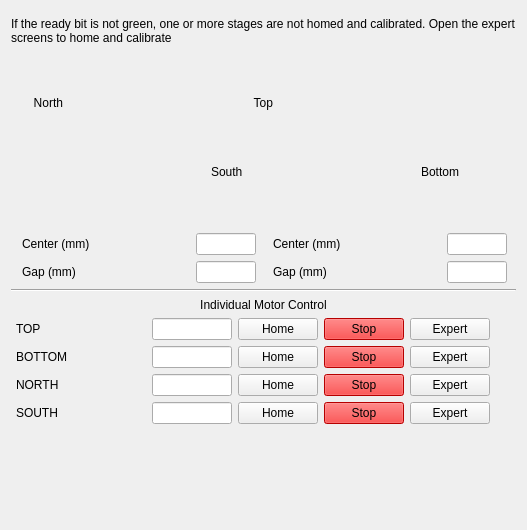
The window that pcdsdevices/ui/SmaractSlits.detailed.ui (TrumanPar/pcdsdevices) describes before a commit, drawn with Qt 5.
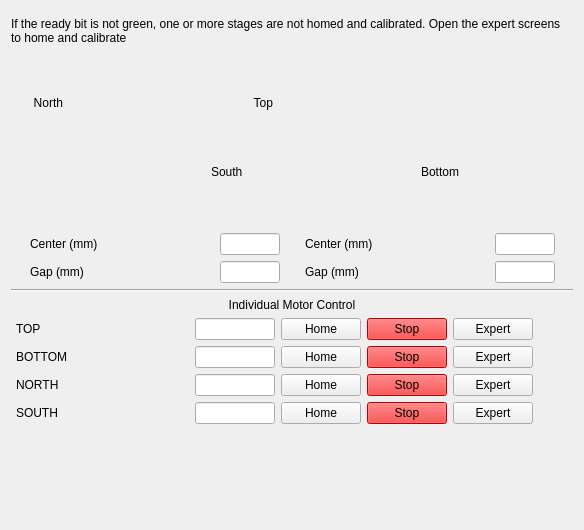
The same window after the commit. Custom widgets are drawn as their Qt base class.

Patch:
```diff
--- a/pcdsdevices/ui/SmaractSlits.detailed.ui
+++ b/pcdsdevices/ui/SmaractSlits.detailed.ui
@@ -6,7 +6,7 @@
    <rect>
     <x>0</x>
     <y>0</y>
-    <width>527</width>
+    <width>584</width>
     <height>530</height>
    </rect>
   </property>
```
Left out of the diff: 183 changed lines with no effect on the pictures.
